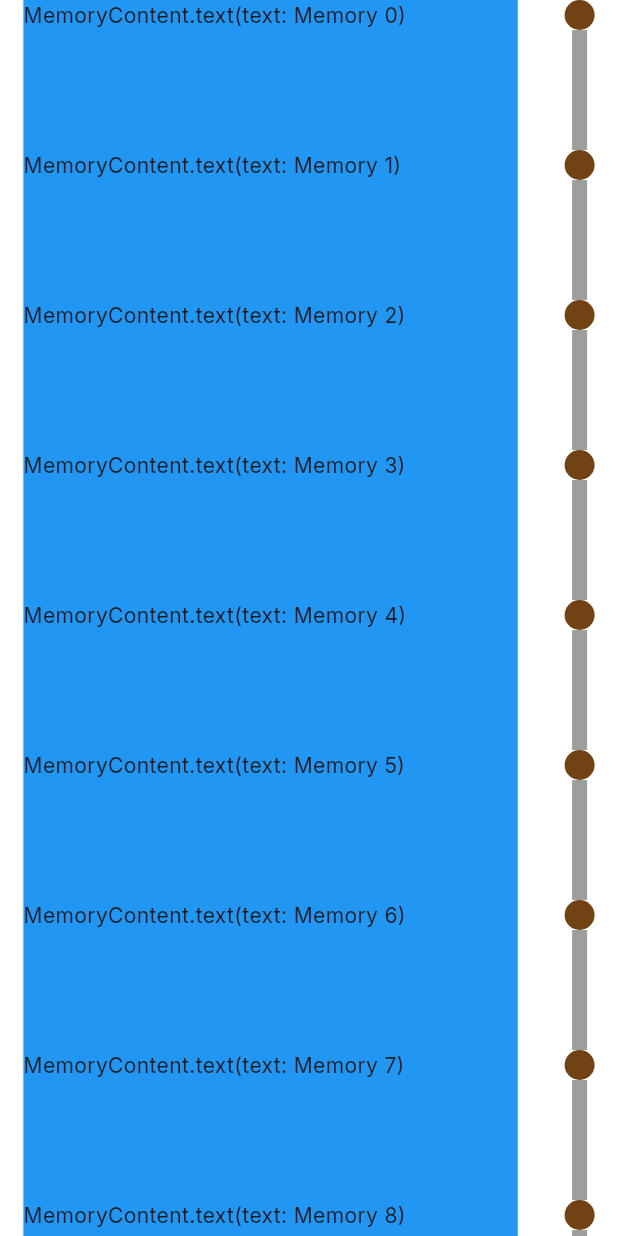
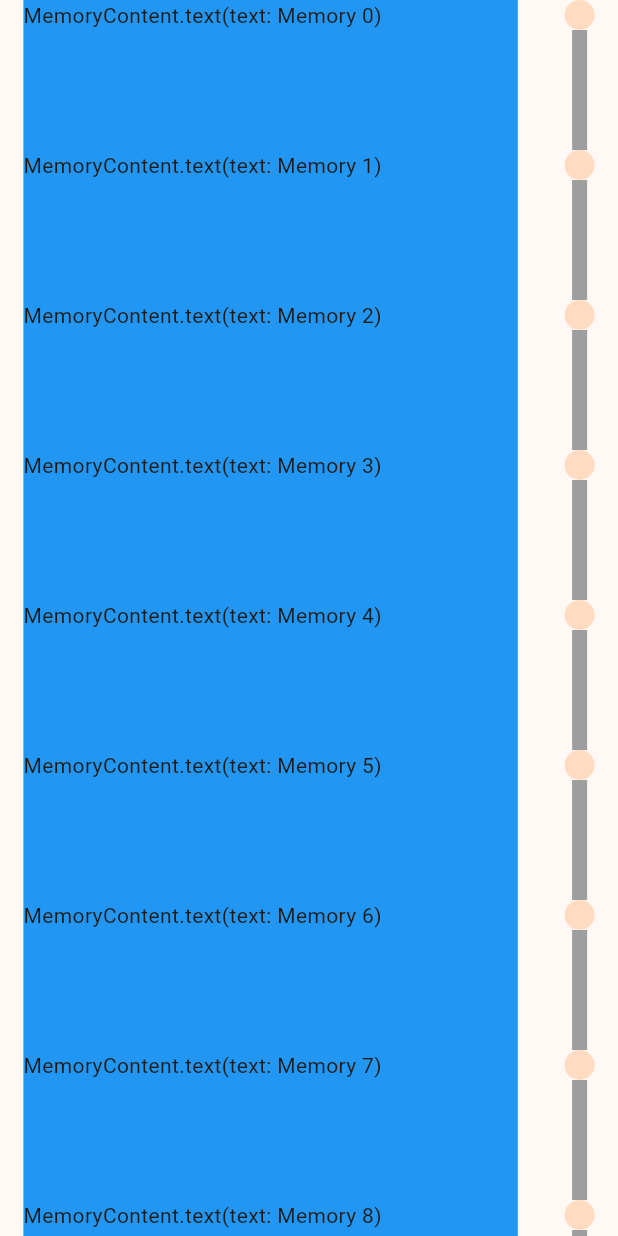
Before and after one commit to Amalshaheen/thought_trail, a Flutter app: the screen it shows after launch, on a phone screen of 412 x 824 dp. Run offline on Flutter 3.47's test engine with Material 3 defaults, Android fonts, the phone set to English and light mode, and no system bars; our stand-ins replace freezed_annotation, google_fonts.

Commit message:
changed lightThemeData added textTheme for time widget

```diff
--- a/lib/core/theme.dart
+++ b/lib/core/theme.dart
@@ -13,50 +13,63 @@ ThemeData darkThemeData() {
 }
 
 ThemeData lightThemeData() {
-  const swatch = <int, Color>{
-    50: Color(0xFFF9EFE3), // Very light beige
-    100: Color(0xFFF4EAD5), // Cream beige
-    200: Color(0xFFEAD2B8), // Muted beige
-    300: Color(0xFFDCC39C), // Soft brown
-    400: Color(0xFFB8946A), // Warm brown
-    500: Color(0xFF704214), // Rich sepia brown (base color)
-    600: Color(0xFF5F3711), // Darker sepia
-    700: Color(0xFF4C2D0E), // Even darker sepia
-    800: Color(0xFF3B220B), // Deep sepia
-    900: Color(0xFF281708), // Almost black-brown
-  };
+  const darkThemeSeedColour = 0xFF704214;
   return ThemeData(
-    colorScheme: ColorScheme.fromSwatch(
-      primarySwatch: const MaterialColor(
-        0xFF704214, // Rich sepia brown as the primary color
-        swatch,
-      ),
-      backgroundColor: const Color(0xFFF4EAD5),
+    colorScheme: ColorScheme.fromSeed(
+      seedColor: const Color(darkThemeSeedColour),
+      brightness: Brightness.light,
     ),
     useMaterial3: true,
-  ).copyWith(
-    switchTheme: SwitchThemeData(
-      thumbColor: WidgetStateProperty.resolveWith<Color>((states) {
-        if (states.contains(WidgetState.selected)) {
-          return const Color(0xFF704214);
-        }
-        return const Color(0xFFB8946A);
-      }),
-      trackColor: WidgetStateProperty.resolveWith<Color>((states) {
-        if (states.contains(WidgetState.selected)) {
-          return const Color(0xFFDCC39C);
-        }
-        return const Color(0xFFF4EAD5);
-      }),
-    ),
-    appBarTheme: const AppBarTheme(
-      backgroundColor: Color(0xFFF4EAD5), // Sepia tone background
-      elevation: 0,
-      shadowColor: Color(0xFFDCC39C),
-      iconTheme: IconThemeData(
-        color: Colors.black,
-      ),
-    ),
-    textTheme: GoogleFonts.interTextTheme(),
   );
 }
+final timeTextStyle = GoogleFonts.spaceGroteskTextTheme();
+// ThemeData lightThemeData() {
+//   const swatch = <int, Color>{
+//     50: Color(0xFFF9EFE3), // Very light beige
+//     100: Color(0xFFF4EAD5), // Cream beige
+//     200: Color(0xFFEAD2B8), // Muted beige
+//     300: Color(0xFFDCC39C), // Soft brown
+//     400: Color(0xFFB8946A), // Warm brown
+//     500: Color(0xFF704214), // Rich sepia brown (base color)
+//     600: Color(0xFF5F3711), // Darker sepia
+//     700: Color(0xFF4C2D0E), // Even darker sepia
+//     800: Color(0xFF3B220B), // Deep sepia
+//     900: Color(0xFF281708), // Almost black-brown
+//   };
+//   return ThemeData(
+//     colorScheme: ColorScheme.fromSwatch(
+//       primarySwatch: const MaterialColor(
+//         0xFF704214, // Rich sepia brown as the primary color
+//         swatch,
+//       ),
+//       backgroundColor: const Color(0xFFF4EAD5),
+//     ),
+//       switchTheme: SwitchThemeData(
+//       thumbColor: WidgetStateProperty.resolveWith<Color>((states) {
+//         if (states.contains(WidgetState.selected)) {
+//           return const Color(0xFF704214);
+//         }
+//         return const Color(0xFFB8946A);
+//       }),
+//       trackColor: WidgetStateProperty.resolveWith<Color>((states) {
+//         if (states.contains(WidgetState.selected)) {
+//           return const Color(0xFFDCC39C);
+//         }
+//         return const Color(0xFFF4EAD5);
+//       }),
+//     ),
+//     appBarTheme: const AppBarTheme(
+//       backgroundColor: Color(0xFFF4EAD5), // Sepia tone background
+//       elevation: 0,
+//       shadowColor: Color(0xFFDCC39C),
+//       iconTheme: IconThemeData(
+//         color: Colors.black,
+//       ),
+//     ),
+//     dividerColor: swatch[500],
+
+//     textTheme: GoogleFonts.interTextTheme(),
+
+//     useMaterial3: true,
+//   );
+// }
```
